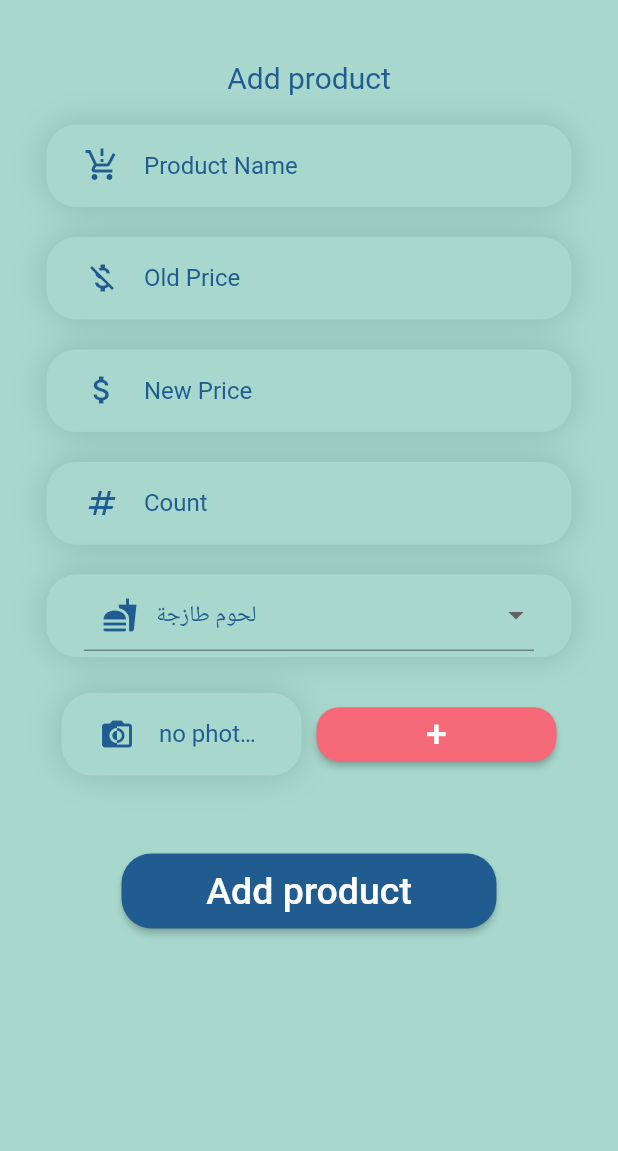
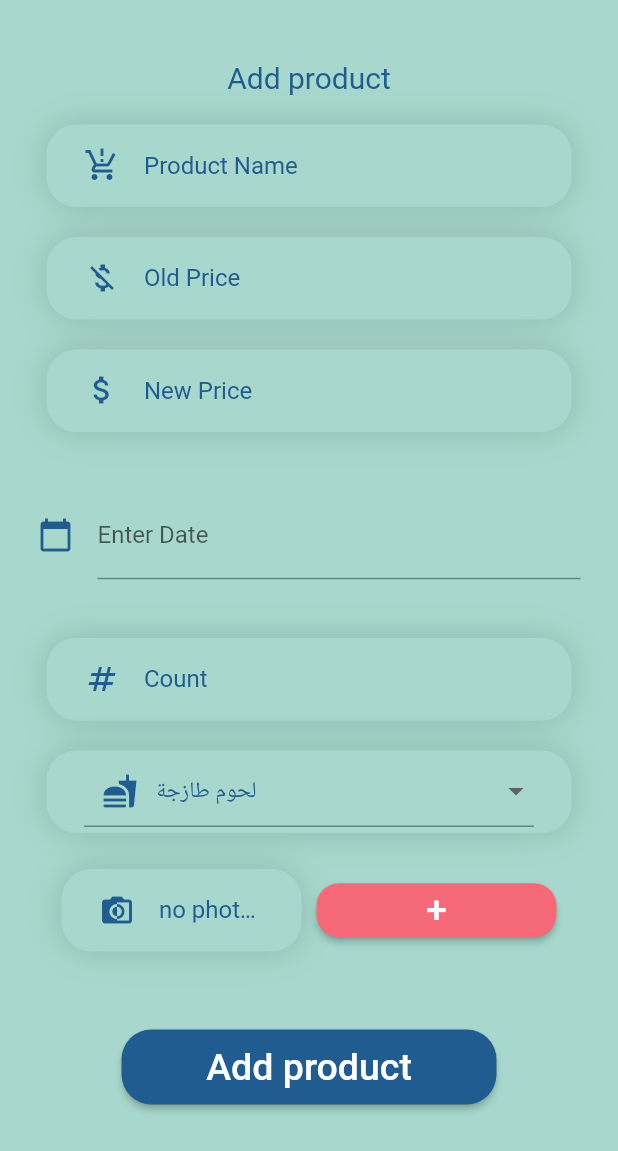
Before and after one commit to Nada-AbuHantash/gp1, a Flutter app: the addproduct screen opened directly, on a phone screen of 412 x 824 dp. Shown: the top 1151 px of the screen. Run offline on Flutter 3.47's test engine with Material 2 defaults, Android fonts, the light colour scheme and no system bars; our stand-ins replace curved_navigation_bar, flutter_svg, fluttertoast, get, google_nav_bar, hexcolor and 3 more; missing offline and left inert: dart:js_util; accounts and stored records are empty; network calls fail.

Commit message:
marahhomepage123

```diff
--- a/flutter2/lib/view/addproduct.dart
+++ b/flutter2/lib/view/addproduct.dart
@@ -13,6 +13,7 @@ import 'package:uuid/uuid.dart';
 import 'package:fluttertoast/fluttertoast.dart';
 import 'package:get/get.dart';
 import '../components/applocal.dart';
+import 'package:intl/intl.dart';
 import 'init.dart';
 const List<String> list = <String>['لحوم طازجة', 'ألبان وبيض', 'معلبات','سكاكر وشكلاتة'];
 class addproduct extends StatefulWidget{
@@ -28,12 +29,21 @@ class _addproductState extends State<addproduct> {
   final TextEditingController newpricecntoraler= TextEditingController();
   final TextEditingController countcntoraler= TextEditingController();
  late TextEditingController pathcntoraler= TextEditingController();
+  TextEditingController dateInput = TextEditingController();
+
   late String pathimg="";
 
 
   String dropdownValue = list.first;
   File? pickedImage;
   bool isPicked = false;
+  @override
+  void initState() {
+    dateInput.text = ""; //set the initial value of text field
+    super.initState();
+  }
+
+
   @override
   Widget build(BuildContext context){
     double width=MediaQuery.of(context).size.width;
@@ -75,7 +85,52 @@ class _addproductState extends State<addproduct> {
                 textInputType: TextInputType.number,
                 icon: const Icon(Icons.attach_money),
               ),
-              const SizedBox(height: 20),
+
+              Container(
+                  padding:
+                  const EdgeInsets.only(left: 25,right: 25),
+
+                  height: MediaQuery.of(context).size.width / 3,
+                  child: Center(
+                      child: TextField(
+                        controller: dateInput,
+                        style: TextStyle(color:globalcolors.textcolor),
+                        //editing controller of this TextField
+                        decoration: InputDecoration(
+                            hintStyle: TextStyle(
+                             // height: 1,
+                              color: globalcolors.textcolor,
+                            ),
+                            iconColor: globalcolors.textcolor,
+
+                            icon: Icon(Icons.calendar_today), //icon of text field
+                            labelText: "Enter Date" //label text of field
+                        ),
+                        readOnly: true,
+                        //set it true, so that user will not able to edit text
+                        onTap: () async {
+                          DateTime? pickedDate = await showDatePicker(
+                              context: context,
+                              initialDate: DateTime.now(),
+                              firstDate: DateTime(1950),
+                              //DateTime.now() - not to allow to choose before today.
+                              lastDate: DateTime(2100));
+
+                          if (pickedDate != null) {
+                            print(
+                                pickedDate); //pickedDate output format => 2021-03-10 00:00:00.000
+                            String formattedDate =
+                            DateFormat('yyyy-MM-dd').format(pickedDate);
+                            print(
+                                formattedDate); //formatted date output using intl package =>  2021-03-16
+                            setState(() {
+                              dateInput.text =
+                                  formattedDate; //set output date to TextField value.
+                            });
+                          } else {}
+                        },
+                      ))),
+
               textfiledformat(controller:countcntoraler,
 
                 text:"${getLang(context, "count")}",
```
